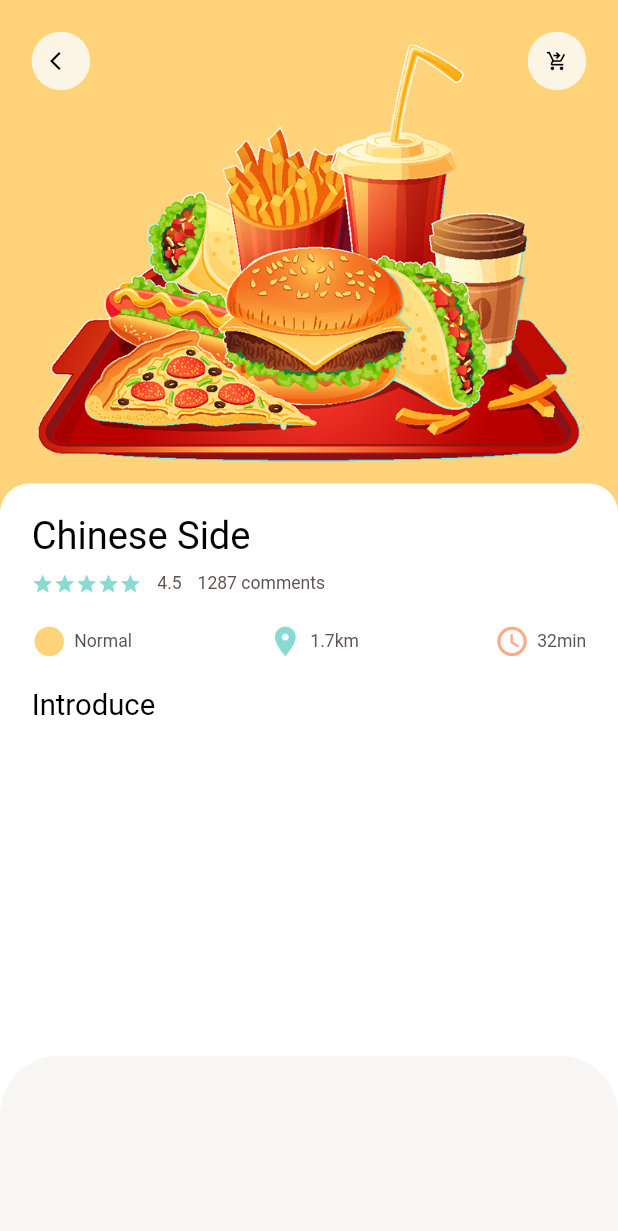
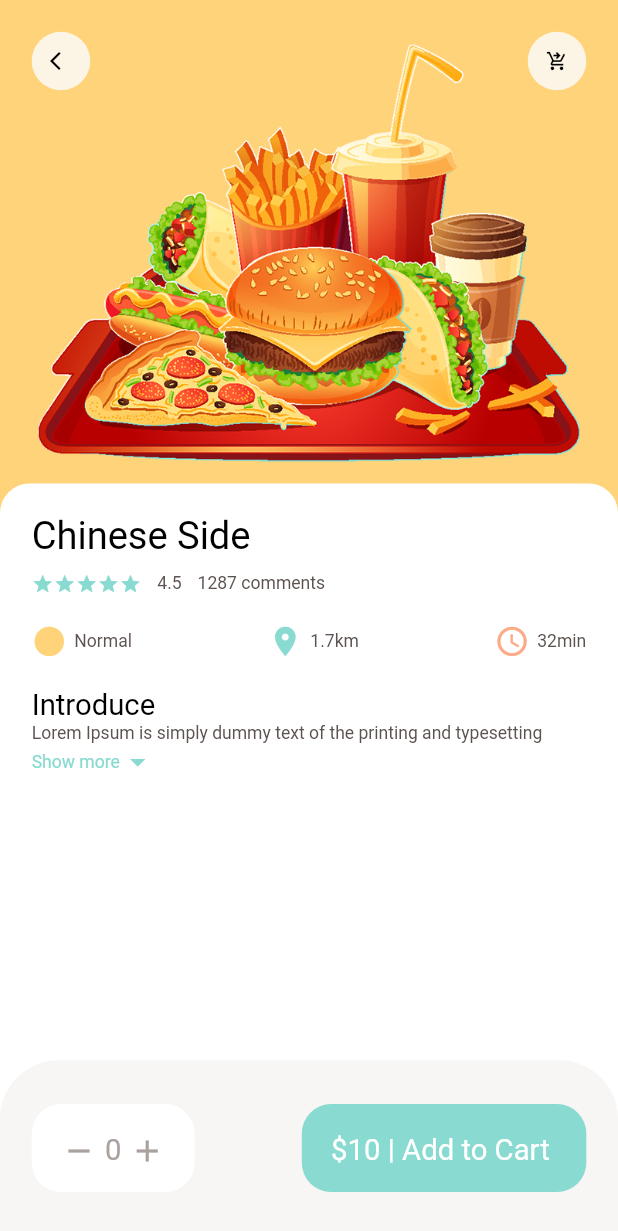
Before and after one commit to Crucialjun/fooddelivery, a Flutter app: the screen it shows after launch, on a phone screen of 412 x 824 dp. Shown: the top 1231 px of the screen. Run offline on Flutter 3.47's test engine with Material 2 defaults, Android fonts, the phone set to English and light mode, and no system bars; our stand-ins replace dots_indicator, get, google_fonts.

Commit message:
expanded text

```diff
--- a/lib/screens/food_details.dart
+++ b/lib/screens/food_details.dart
@@ -3,6 +3,7 @@ import 'package:fooddelivery/app_colors.dart';
 import 'package:fooddelivery/utils/dimensions.dart';
 import 'package:fooddelivery/widgets/app_column.dart';
 import 'package:fooddelivery/widgets/custom_big_text.dart';
+import 'package:fooddelivery/widgets/expandable_text_widget.dart';
 
 class FoodDetails extends StatelessWidget {
   const FoodDetails({Key? key}) : super(key: key);
@@ -11,7 +12,8 @@ class FoodDetails extends StatelessWidget {
   Widget build(BuildContext context) {
     return Scaffold(
       backgroundColor: Colors.white,
-      body: Stack(children: [
+      body: SafeArea(
+        child: Stack(children: [
           Positioned(
               left: 0,
               right: 0,
@@ -62,7 +64,8 @@ class FoodDetails extends StatelessWidget {
           Positioned(
               left: 0,
               right: 0,
-            top: AppDimensions.foodDetailsImageHeight - AppDimensions.height20,
+              top:
+                  AppDimensions.foodDetailsImageHeight - AppDimensions.height20,
               bottom: 0,
               child: Container(
                 padding: EdgeInsets.only(
@@ -81,13 +84,17 @@ class FoodDetails extends StatelessWidget {
                     SizedBox(
                       height: AppDimensions.height20,
                     ),
-                  const CustomBigText(color: Colors.black, text: "Introduce")
+                    const CustomBigText(color: Colors.black, text: "Introduce"),
+                    const ExpandableText(
+                        text:
+                            "Lorem Ipsum is simply dummy text of the printing and typesetting industry. Lorem Ipsum has been the industry's standard dummy text ever since the 1500s, when an unknown printer took a galley of type and scrambled it to make a type specimen book. It has survived not only five centuries, but also the leap into electronic typesetting, remaining essentially unchanged. It was popularised in the 1960s with the release of Letraset sheets containing Lorem Ipsum passages, and more recently with desktop publishing software like Aldus PageMaker including versions of Lorem Ipsum")
                   ],
                 ),
               )),
         ]),
+      ),
       bottomNavigationBar: Container(
-        height: 120,
+        height: AppDimensions.height120,
         padding: EdgeInsets.only(
             top: AppDimensions.height30,
             bottom: AppDimensions.height30,
@@ -98,6 +105,45 @@ class FoodDetails extends StatelessWidget {
             borderRadius: BorderRadius.only(
                 topLeft: Radius.circular(AppDimensions.radius20 * 2),
                 topRight: Radius.circular(AppDimensions.radius20 * 2))),
+        child:
+            Row(mainAxisAlignment: MainAxisAlignment.spaceBetween, children: [
+          Container(
+            decoration: BoxDecoration(
+                borderRadius: BorderRadius.circular(AppDimensions.radius20),
+                color: Colors.white),
+            child: Padding(
+              padding: EdgeInsets.all(AppDimensions.height20),
+              child: Row(children: [
+                const Icon(
+                  Icons.remove,
+                  color: AppColors.signColor,
+                ),
+                SizedBox(
+                  width: AppDimensions.width10 / 2,
+                ),
+                const CustomBigText(color: AppColors.signColor, text: "0"),
+                SizedBox(
+                  width: AppDimensions.width10 / 2,
+                ),
+                const Icon(
+                  Icons.add,
+                  color: AppColors.signColor,
+                ),
+              ]),
+            ),
+          ),
+          Container(
+            decoration: BoxDecoration(
+                borderRadius: BorderRadius.circular(AppDimensions.radius20),
+                color: AppColors.mainColor),
+            child: Padding(
+                padding: EdgeInsets.all(AppDimensions.height20),
+                child: const CustomBigText(
+                  text: "\$10 | Add to Cart ",
+                  color: Colors.white,
+                )),
+          )
+        ]),
       ),
     );
   }
--- /dev/null
+++ b/lib/widgets/expandable_text_widget.dart
@@ -0,0 +1,62 @@
+import 'package:flutter/material.dart';
+import 'package:fooddelivery/app_colors.dart';
+import 'package:fooddelivery/utils/dimensions.dart';
+import 'package:fooddelivery/widgets/custom_small_text.dart';
+import 'package:get/get.dart';
+
+class ExpandableText extends StatefulWidget {
+  final String text;
+  const ExpandableText({Key? key, required this.text}) : super(key: key);
+
+  @override
+  State<ExpandableText> createState() => _ExpandableTextState();
+}
+
+class _ExpandableTextState extends State<ExpandableText> {
+  late String firstHalf;
+  late String secondHalf;
+  bool hiddenText = true;
+
+  double textHeight = AppDimensions.screenHeight / 5.63;
+
+  @override
+  void initState() {
+    super.initState();
+    if (widget.text.length > textHeight) {
+      firstHalf = widget.text.substring(0, textHeight.toInt());
+      secondHalf =
+          widget.text.substring(textHeight.toInt() + 1, widget.text.length);
+    } else {
+      firstHalf = widget.text;
+      secondHalf = "";
+    }
+  }
+
+  @override
+  Widget build(BuildContext context) {
+    return Container(
+      child: secondHalf.isEmpty
+          ? CustomSmallText(text: firstHalf)
+          : Column(
+              children: [
+                CustomSmallText(
+                    text:
+                        hiddenText ? "$firstHalf..." : "$firstHalf$secondHalf"),
+                InkWell(
+                  onTap: (() {}),
+                  child: Row(children: const [
+                    CustomSmallText(
+                      text: "Show more",
+                      color: AppColors.mainColor,
+                    ),
+                    Icon(
+                      Icons.arrow_drop_down,
+                      color: AppColors.mainColor,
+                    )
+                  ]),
+                )
+              ],
+            ),
+    );
+  }
+}
```
Lines whose indentation alone changed are shown as unchanged.
